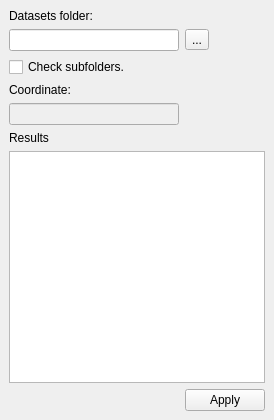
First picture: the form in find_dataset_dockwidget_base.ui, repository lcalisto/qgis-finddataset-plugin, before the edit.
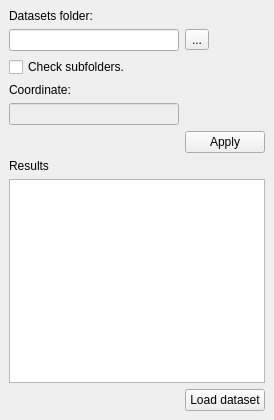
Second picture: the form after the edit.

What changed in the file:
```diff
--- a/find_dataset_dockwidget_base.ui
+++ b/find_dataset_dockwidget_base.ui
@@ -24,6 +24,30 @@
     <enum>Qt::LeftToRight</enum>
    </property>
    <layout class="QGridLayout" name="gridLayout">
+    <item row="8" column="2">
+     <widget class="QPushButton" name="applyButton">
+      <property name="text">
+       <string>Apply</string>
+      </property>
+     </widget>
+    </item>
+    <item row="7" column="1">
+     <widget class="QLineEdit" name="coordinateText">
+      <property name="enabled">
+       <bool>false</bool>
+      </property>
+      <property name="autoFillBackground">
+       <bool>false</bool>
+      </property>
+     </widget>
+    </item>
+    <item row="11" column="2">
+     <widget class="QPushButton" name="loadButton">
+      <property name="text">
+       <string>Load dataset</string>
+      </property>
+     </widget>
+    </item>
     <item row="6" column="1">
      <widget class="QLabel" name="label_2">
       <property name="text">
@@ -31,13 +55,6 @@
       </property>
      </widget>
     </item>
-    <item row="10" column="2">
-     <widget class="QPushButton" name="applyButton">
-      <property name="text">
-       <string>Apply</string>
-      </property>
-     </widget>
-    </item>
     <item row="5" column="1">
      <widget class="QCheckBox" name="recursiveSearch">
       <property name="text">
@@ -45,16 +62,13 @@
       </property>
      </widget>
     </item>
-    <item row="8" column="1">
+    <item row="9" column="1">
      <widget class="QLabel" name="label_4">
       <property name="text">
        <string>Results</string>
       </property>
      </widget>
     </item>
-    <item row="9" column="1" colspan="2">
-     <widget class="QListView" name="listView"/>
-    </item>
     <item row="4" column="1">
      <widget class="QLineEdit" name="searchFolder"/>
     </item>
@@ -72,14 +86,22 @@
       </property>
      </widget>
     </item>
-    <item row="7" column="1">
-     <widget class="QLineEdit" name="coordinateText">
-      <property name="enabled">
-       <bool>false</bool>
+    <item row="10" column="1" colspan="2">
+     <widget class="QTreeWidget" name="treeWidget">
+      <property name="selectionMode">
+       <enum>QAbstractItemView::MultiSelection</enum>
       </property>
       <property name="autoFillBackground">
        <bool>false</bool>
       </property>
+      <attribute name="headerVisible">
+       <bool>false</bool>
+      </attribute>
+      <column>
+       <property name="text">
+        <string notr="true">1</string>
+       </property>
+      </column>
      </widget>
     </item>
    </layout>
```
Left out of the diff: 4 changed lines with no effect on the pictures.
